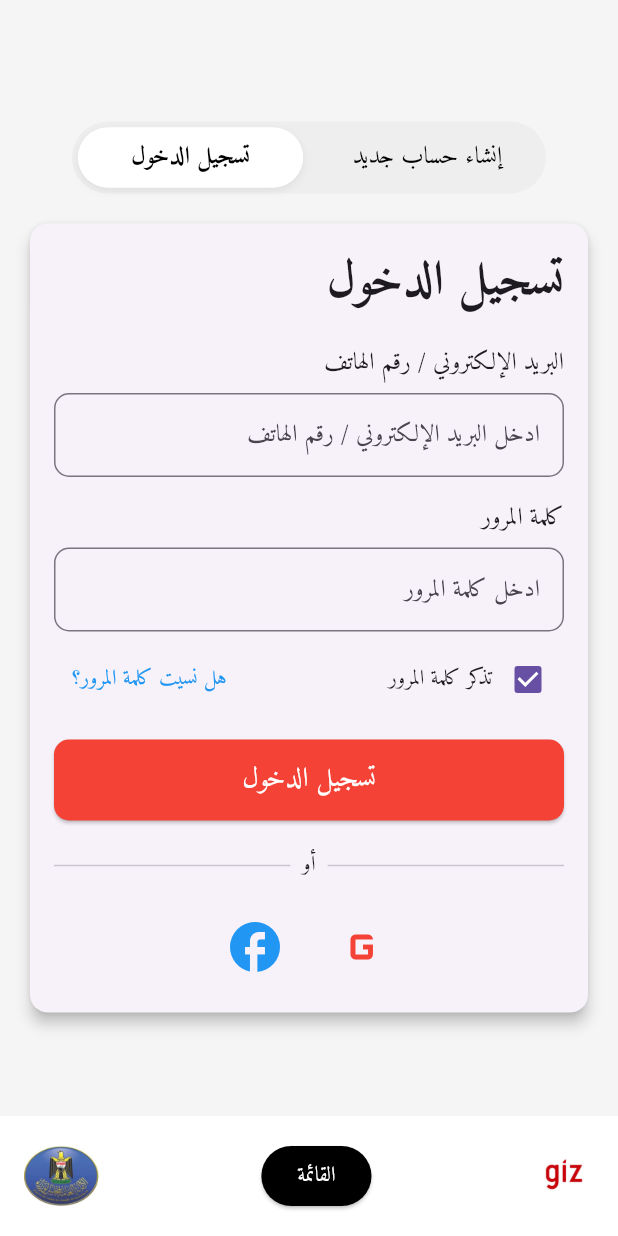
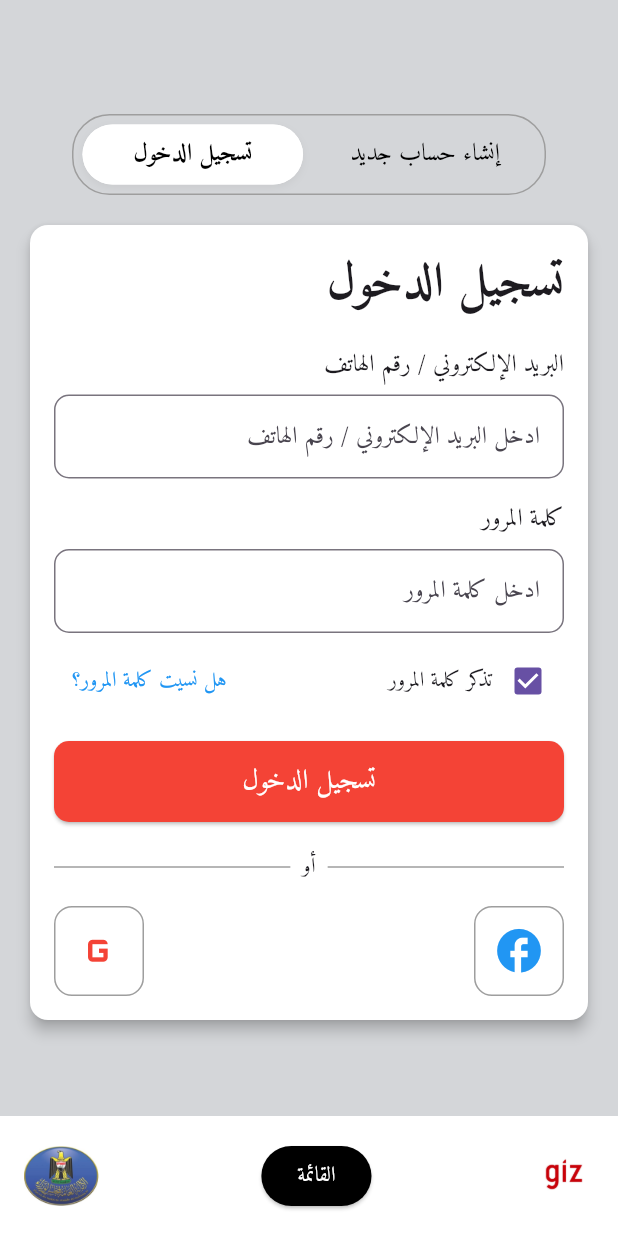
Before and after one commit to kziad551/Complatint-App, a Flutter app: the screen it shows after launch, on a phone screen of 412 x 824 dp. Run offline on Flutter 3.47's test engine with Material 3 defaults, Android fonts, the light colour scheme and no system bars.

Commit message:
finishing login UI page

```diff
--- a/lib/screens/login_page.dart
+++ b/lib/screens/login_page.dart
@@ -9,7 +9,7 @@ class LoginPage extends StatelessWidget {
     return Directionality(
       textDirection: TextDirection.rtl,
       child: Scaffold(
-        backgroundColor: const Color(0xFFF5F5F5),
+        backgroundColor: const Color(0xFFD4D6D9),
         body: SafeArea(
           child: Column(
             children: [
@@ -17,20 +17,22 @@ class LoginPage extends StatelessWidget {
                 child: Padding(
                   padding: const EdgeInsets.symmetric(horizontal: 16.0),
                   child: Center(
-                    child: Column(
+                    child: SingleChildScrollView(
+                      child: Column(
                         mainAxisAlignment: MainAxisAlignment.center,
                         children: [
-                          // const SizedBox(height: 20),
+                          const SizedBox(height: 20),
                           // Tabs
                           Padding(
                             padding: const EdgeInsets.symmetric(
                                 horizontal: 32.0, vertical: 16),
                             child: Container(
                               decoration: BoxDecoration(
-                                color: Colors.grey.shade200,
+                                border:
+                                    Border.all(color: Colors.grey, width: 1.0),
                                 borderRadius: BorderRadius.circular(25.0),
                               ),
-                              padding: const EdgeInsets.all(4.0),
+                              padding: const EdgeInsets.all(6.0),
                               child: Row(
                                 children: [
                                   Expanded(
@@ -65,8 +67,7 @@ class LoginPage extends StatelessWidget {
                                     child: Container(
                                       height: 40.0,
                                       decoration: BoxDecoration(
-                                        color: Colors
-                                            .white, // Active tab background
+                                        color: Colors.white,
                                         borderRadius:
                                             BorderRadius.circular(25.0),
                                         boxShadow: [
@@ -107,6 +108,7 @@ class LoginPage extends StatelessWidget {
                           ),
                           // Login Card
                           Card(
+                            color: Colors.white,
                             elevation: 4,
                             shape: RoundedRectangleBorder(
                               borderRadius: BorderRadius.circular(12.0),
@@ -166,8 +168,8 @@ class LoginPage extends StatelessWidget {
                                   ),
                                   const SizedBox(height: 8),
                                   Row(
-                                    mainAxisAlignment: MainAxisAlignment
-                                        .spaceBetween, // Align items at two ends
+                                    mainAxisAlignment:
+                                        MainAxisAlignment.spaceBetween,
                                     children: [
                                       Row(
                                         children: [
@@ -214,37 +216,64 @@ class LoginPage extends StatelessWidget {
                                     ),
                                   ),
                                   const SizedBox(height: 20),
-                                  Row(
-                                    children: const [
-                                      Expanded(child: Divider()),
+                                  const Row(
+                                    children: [
+                                      Expanded(
+                                          child: Divider(
+                                        color: Colors.grey,
+                                      )),
                                       Padding(
                                         padding: EdgeInsets.symmetric(
                                             horizontal: 8.0),
                                         child: Text('أو'),
                                       ),
-                                      Expanded(child: Divider()),
+                                      Expanded(
+                                          child: Divider(
+                                        color: Colors.grey,
+                                      )),
                                     ],
                                   ),
                                   const SizedBox(height: 16),
                                   Row(
-                                    mainAxisAlignment: MainAxisAlignment.center,
+                                    mainAxisAlignment:
+                                        MainAxisAlignment.spaceBetween,
                                     children: [
-                                      IconButton(
-                                        onPressed: () {
-                                          // TODO: Google login action
-                                        },
-                                        icon: const Icon(Icons.g_mobiledata),
-                                        iconSize: 40,
-                                        color: Colors.red,
+                                      // Facebook button
+                                      Container(
+                                        width: 60,
+                                        height: 60,
+                                        decoration: BoxDecoration(
+                                          color: Colors.white,
+                                          border: Border.all(
+                                              color: Colors.grey, width: 1),
+                                          borderRadius:
+                                              BorderRadius.circular(12),
+                                        ),
+                                        child: IconButton(
+                                          onPressed: () {},
+                                          icon: const Icon(Icons.facebook),
+                                          iconSize: 35,
+                                          color: Colors.blue,
+                                        ),
                                       ),
-                                      const SizedBox(width: 16),
-                                      IconButton(
-                                        onPressed: () {
-                                          // TODO: Facebook login action
-                                        },
-                                        icon: const Icon(Icons.facebook),
-                                        iconSize: 40,
-                                        color: Colors.blue,
+                                      const SizedBox(width: 20),
+                                      // Google button
+                                      Container(
+                                        width: 60,
+                                        height: 60,
+                                        decoration: BoxDecoration(
+                                          color: Colors.white,
+                                          border: Border.all(
+                                              color: Colors.grey, width: 1.0),
+                                          borderRadius:
+                                              BorderRadius.circular(12),
+                                        ),
+                                        child: IconButton(
+                                          onPressed: () {},
+                                          icon: const Icon(Icons.g_mobiledata),
+                                          iconSize: 35,
+                                          color: Colors.red,
+                                        ),
                                       ),
                                     ],
                                   ),
@@ -252,7 +281,10 @@ class LoginPage extends StatelessWidget {
                               ),
                             ),
                           ),
-                        ]),
+                          const SizedBox(height: 20),
+                        ],
+                      ),
+                    ),
                   ),
                 ),
               ),
```
